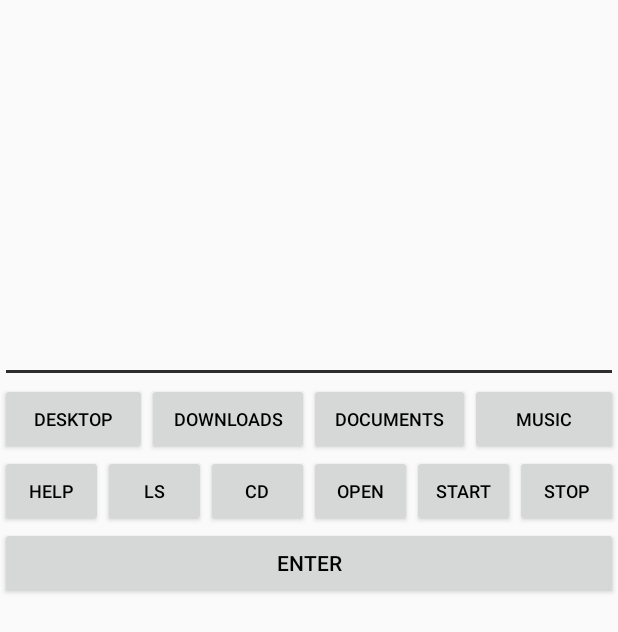
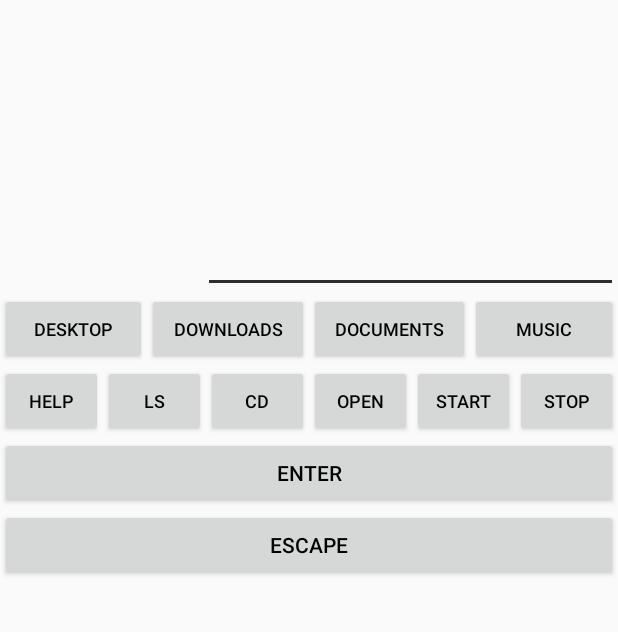
Before and after one commit to DocRedFo/Game, an Android app: the layout activity_main.xml on its own in the app's theme, with its tools: preview values and no code run, on a phone screen of 412 x 824 dp. Shown: the top 632 px of the screen. Run offline under Robolectric (Android 15) with nearby library versions, the phone set to English and light mode, and no system bars.

Commit message:
Version 0.1.9

```diff
--- a/app/src/main/java/com/doc/game/Welcome.java
+++ b/app/src/main/java/com/doc/game/Welcome.java
@@ -21,6 +21,7 @@ public class Welcome extends Number {
             if (enter.equals("1")) {
                 Gamer.setProgress(Gamer.getProgress() + 1);
                 MainActivity.level++;
+                MainActivity.textView.setText("Отличный выбор");
             } else if (enter.equals("0")) {
                 MainActivity.textView.setText("Это ваше решение");
                 MainActivity.level+=5;
--- a/app/src/main/res/layout/activity_main.xml
+++ b/app/src/main/res/layout/activity_main.xml
@@ -9,31 +9,49 @@
     <TextView
         android:id="@+id/textView"
         android:layout_width="0dp"
-        android:layout_height="210dp"
-        android:gravity="center"
+        android:layout_height="150dp"
+        android:fillViewport="true"
+        android:gravity="center_vertical"
         android:scrollbarAlwaysDrawVerticalTrack="true"
         android:scrollbarSize="1dp"
         android:scrollbarStyle="insideInset"
+        android:scrollbars="vertical"
         android:shadowColor="#fff"
         android:text="@string/textView"
         android:textColor="#000"
+        android:verticalScrollbarPosition="right"
         app:layout_constraintEnd_toEndOf="parent"
         app:layout_constraintStart_toStartOf="parent"
-        app:layout_constraintTop_toTopOf="parent"
-        android:verticalScrollbarPosition="right"
-        android:scrollbars="vertical"
-        android:fillViewport="true"/>
+        app:layout_constraintTop_toTopOf="parent" />
 
-    <EditText
-        android:id="@+id/editText"
+    <LinearLayout
+        android:id="@+id/linearLayout4"
         android:layout_width="0dp"
         android:layout_height="wrap_content"
-        android:inputType="text"
-        android:shadowColor="#fff"
-        android:textColor="#000"
+        android:orientation="horizontal"
         app:layout_constraintEnd_toEndOf="parent"
         app:layout_constraintStart_toStartOf="parent"
-        app:layout_constraintTop_toBottomOf="@+id/textView" />
+        app:layout_constraintTop_toBottomOf="@+id/textView">
+
+        <TextView
+            android:id="@+id/Path"
+            android:layout_width="135dp"
+            android:layout_height="match_parent"
+            android:gravity="center_vertical"
+            android:shadowColor="#fff"
+            android:text="@string/path"
+            android:textColor="#000"
+            android:textSize="15sp" />
+
+        <EditText
+            android:id="@+id/editText"
+            android:layout_width="match_parent"
+            android:layout_height="match_parent"
+            android:inputType="text"
+            android:shadowColor="#fff"
+            android:textColor="#000" />
+
+    </LinearLayout>
 
     <LinearLayout
         android:id="@+id/linearLayout3"
@@ -106,17 +124,6 @@
 
     </LinearLayout>
 
-    <Button
-        android:id="@+id/buttonEnter"
-        android:layout_width="0dp"
-        android:layout_height="wrap_content"
-        android:shadowColor="#fff"
-        android:text="@string/enter"
-        android:textColor="#000"
-        app:layout_constraintEnd_toEndOf="parent"
-        app:layout_constraintStart_toStartOf="parent"
-        app:layout_constraintTop_toBottomOf="@+id/linearLayout3" />
-
     <LinearLayout
         android:id="@+id/linearLayout"
         android:layout_width="0dp"
@@ -124,7 +131,7 @@
         android:orientation="horizontal"
         app:layout_constraintEnd_toEndOf="parent"
         app:layout_constraintStart_toStartOf="parent"
-        app:layout_constraintTop_toBottomOf="@+id/editText">
+        app:layout_constraintTop_toBottomOf="@+id/linearLayout4">
 
         <Button
             android:id="@+id/buttonDesktop"
@@ -167,4 +174,26 @@
             android:textSize="12sp" />
     </LinearLayout>
 
+    <Button
+        android:id="@+id/buttonEnter"
+        android:layout_width="0dp"
+        android:layout_height="wrap_content"
+        android:shadowColor="#fff"
+        android:text="@string/enter"
+        android:textColor="#000"
+        app:layout_constraintEnd_toEndOf="parent"
+        app:layout_constraintStart_toStartOf="parent"
+        app:layout_constraintTop_toBottomOf="@+id/linearLayout3" />
+
+    <Button
+        android:id="@+id/buttonEscape"
+        android:layout_width="0dp"
+        android:layout_height="wrap_content"
+        android:shadowColor="#fff"
+        android:text="@string/escape"
+        android:textColor="#000"
+        app:layout_constraintEnd_toEndOf="parent"
+        app:layout_constraintStart_toStartOf="parent"
+        app:layout_constraintTop_toBottomOf="@+id/buttonEnter" />
+
 </androidx.constraintlayout.widget.ConstraintLayout>
--- a/app/src/main/res/values/strings.xml
+++ b/app/src/main/res/values/strings.xml
@@ -12,4 +12,6 @@
     <string name="start">start</string>
     <string name="stop">stop</string>
     <string name="enter">Enter</string>
+    <string name="escape">Escape</string>
+    <string name="path" />
 </resources>
--- a/app/src/main/res/values/styles.xml
+++ b/app/src/main/res/values/styles.xml
@@ -1,8 +1,9 @@
 <resources>
 
     <!-- Base application theme. -->
-    <style name="AppTheme" parent="Theme.AppCompat.Light.DarkActionBar">
+    <style name="AppTheme" parent="Theme.AppCompat.Light.NoActionBar">
         <!-- Customize your theme here. -->
+
         <item name="colorPrimary">@color/colorPrimary</item>
         <item name="colorPrimaryDark">@color/colorPrimaryDark</item>
         <item name="colorAccent">@color/colorAccent</item>
```
Also changed, not shown: app/src/main/java/com/doc/game/MainActivity.java (+67 -32 lines), app/src/main/java/com/doc/game/Number.java (+8 -6 lines), app/src/main/java/com/doc/game/NumberThree.java (+13 -1 lines), app/src/main/java/com/doc/game/NumberTwo.java (+3 -4 lines).
